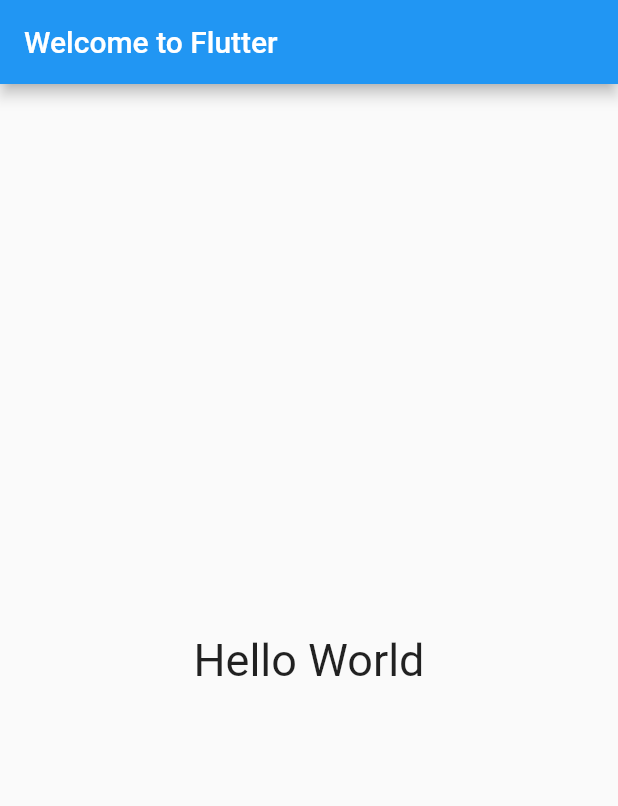
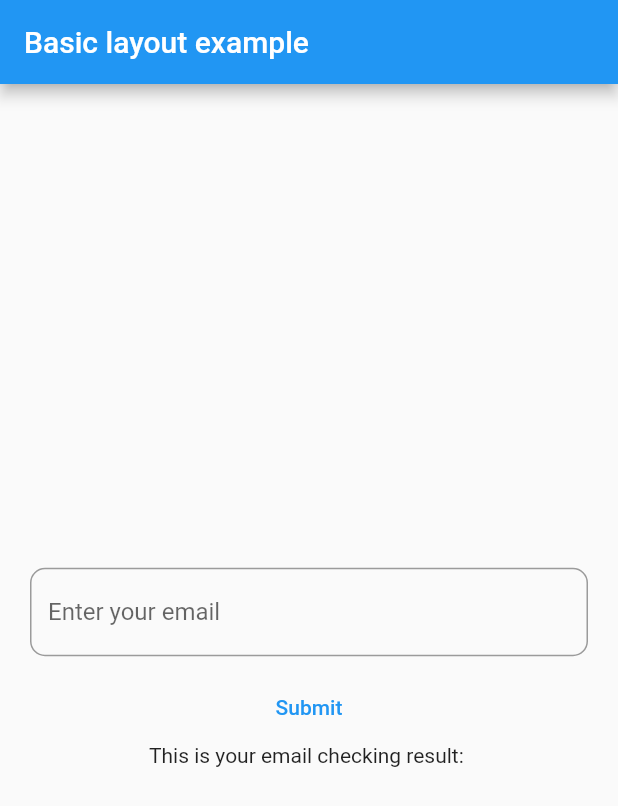
Before and after one commit to dinhKhoi-noob/FlutterTodoAppDemo, a Flutter app: the screen it shows after launch, on a phone screen of 412 x 824 dp. Shown: the top 806 px of the screen. Run offline on Flutter 3.47's test engine with Material 2 defaults, Android fonts, the phone set to English and light mode, and no system bars.

Commit message:
Learning basic Flutter

```diff
--- /dev/null
+++ b/lib/basic_layout_example.dart
@@ -0,0 +1,57 @@
+import 'package:flutter/material.dart';
+
+class BasicLayoutExample extends StatefulWidget {
+  const BasicLayoutExample({Key? key}) : super(key: key);
+  @override
+  State<BasicLayoutExample> createState() {
+    return _BasicLayoutExample();
+  }
+}
+
+class _BasicLayoutExample extends State<BasicLayoutExample> {
+  String email = "";
+  final onChangedEmailField = TextEditingController();
+  @override
+  Widget build(BuildContext context) {
+    return MaterialApp(
+      title: "Welcome to Flutter",
+      home: Scaffold(
+        appBar: AppBar(title: const Text("Basic layout example"),),
+        body: SafeArea(
+          child: Center(
+            child: Column(
+              mainAxisAlignment: MainAxisAlignment.center,
+              children: <Widget>[
+                Container(
+                  padding: const EdgeInsets.symmetric(horizontal: 20, vertical: 10),
+                  child: TextField(
+                    controller: onChangedEmailField,
+                    onChanged: (text) {
+                      // ignore: unused_local_variable
+                      RegExp sampleEmail = RegExp(r'^(([^<>()[\]\\.,;:\s@"]+(\.[^<>()[\]\\.,;:\s@"]+)*)|(".+"))@((\[[0-9]{1,3}\.[0-9]{1,3}\.[0-9]{1,3}\.[0-9]{1,3}\])|(([a-zA-Z\-0-9]+\.)+[a-zA-Z]{2,}))$');
+                      setState(() {
+                        email = sampleEmail.hasMatch(text)?"Yes":"No";
+                      });
+                    },
+                    decoration: const InputDecoration(
+                        border: OutlineInputBorder(
+                            borderRadius: BorderRadius.all(Radius.circular(10))),
+                        labelText: 'Enter your email'
+                    ),
+                  ),
+                ),
+              TextButton(
+                onPressed: (){
+
+                },
+                child: const Text("Submit"),
+              ),
+              // ignore: prefer_const_constructors
+              Text("This is your email checking result: $email"),
+            ]),
+          )
+        )
+      ),
+    );
+  }
+}
--- /dev/null
+++ b/lib/external_library_example.dart
@@ -0,0 +1,53 @@
+import 'package:flutter/material.dart';
+import 'package:intl/intl.dart';
+
+// ignore: use_key_in_widget_constructors
+// ignore: must_be_immutable
+class ExternalLibraryExample extends StatefulWidget {
+  const ExternalLibraryExample({Key? key}) : super(key: key);
+
+  @override
+  // ignore: no_logic_in_create_state
+  State<StatefulWidget> createState() => _ExternalLibraryExample();
+}
+
+class _ExternalLibraryExample extends State<ExternalLibraryExample> {
+  DateTime selectedDate = DateTime.now();
+
+  @override
+  Widget build(BuildContext context) {
+    // ignore: todo
+    // TODO: implement build
+    final ButtonStyle raisedButtonStyled = ElevatedButton.styleFrom(
+      onPrimary: Colors.black87,
+      primary: Colors.grey[300],
+      minimumSize: const Size(88, 36),
+      padding: const EdgeInsets.symmetric(horizontal: 16),
+      shape: const RoundedRectangleBorder(
+        borderRadius: BorderRadius.all(Radius.circular(2)),
+      ),
+    );
+    return MaterialApp(
+        title: "Welcome to Flutter",
+        home: Scaffold(
+            appBar: AppBar(title: const Text("External library example")),
+            body: Center(
+              child: Column(
+                mainAxisAlignment: MainAxisAlignment.center,
+                children: <Widget>[
+                  // ignore: avoid_unnecessary_containers
+                  ElevatedButton(
+                    onPressed: null,
+                    child: const Text("Pick a date"),
+                    style: raisedButtonStyled,
+                  ),
+                  // ignore: prefer_const_constructors
+                  Text(
+                    DateFormat.yMMMd().format(DateTime.now()),
+                    style: const TextStyle(color: Colors.red),
+                  )
+                ],
+              ),
+            )));
+  }
+}
--- a/lib/main.dart
+++ b/lib/main.dart
@@ -1,22 +1,6 @@
 import 'package:flutter/material.dart';
+import './basic_layout_example.dart';
+// import './external_library_example.dart';
+// import './stateful_widget_example.dart';
 
-var content = "Hello Muc";
-void main() => runApp(MyApp());
-
-// ignore: use_key_in_widget_constructors
-class MyApp extends StatelessWidget {
-  @override
-  Widget build(BuildContext context) {
-    return MaterialApp(
-      title: 'Welcome to Flutter',
-      home: Scaffold(
-        appBar: AppBar(
-          title: const Text('Welcome to Flutter'),
-        ),
-        body: const Center(
-          child: Text('Hello World', style: TextStyle(fontSize: 30)),
-        ),
-      ),
-    );
-  }
-}
+void main() => runApp(const BasicLayoutExample());
--- /dev/null
+++ b/lib/stateful_widget_example.dart
@@ -0,0 +1,83 @@
+import 'package:flutter/material.dart';
+
+// ignore: use_key_in_widget_constructors
+// ignore: must_be_immutable
+class StatefulWidgetExample extends StatefulWidget {
+  String? name;
+  String? age;
+  StatefulWidgetExample(Map<dynamic, Object> map,
+      {Key? key, this.name, this.age})
+      : super(key: key);
+  @override
+  State<StatefulWidgetExample> createState() => _StatefulWidgetExample();
+}
+
+class _StatefulWidgetExample extends State<StatefulWidgetExample>
+    with WidgetsBindingObserver {
+  String _email = "";
+  final emailEditingController = TextEditingController();
+  @override
+  void initState() {
+    // ignore: todo
+    // TODO: implement initState
+    super.initState();
+    WidgetsBinding.instance!.addObserver(this);
+    print("Init state");
+  }
+
+  @override
+  void dispose() {
+    // ignore: todo
+    // TODO: implement dispose
+    super.dispose();
+    WidgetsBinding.instance!.removeObserver(this);
+    print("Dispose");
+  }
+
+  @override
+  void didChangeAppLifecycleState(AppLifecycleState state) {
+    // TODO: implement didChangeAppLifecycleState
+    super.didChangeAppLifecycleState(state);
+    if (state == AppLifecycleState.paused) {
+      print("App pausing");
+    } else if (state == AppLifecycleState.resumed) {
+      print("App running");
+    }
+  }
+
+  @override
+  Widget build(BuildContext context) {
+    return MaterialApp(
+      title: 'Welcome to todo app flutter',
+      home: Scaffold(
+        appBar: AppBar(
+          title: const Text('This is the stateful widget title'),
+        ),
+        body: Column(mainAxisAlignment: MainAxisAlignment.center, children: <
+            Widget>[
+          // ignore: avoid_unnecessary_containers
+          Container(
+              padding: const EdgeInsets.symmetric(horizontal: 20, vertical: 10),
+              // ignore: prefer_const_constructors
+              child: TextField(
+                controller: emailEditingController,
+                onChanged: (text) {
+                  setState(() {
+                    _email = text;
+                  });
+                },
+                decoration: const InputDecoration(
+                    border: OutlineInputBorder(
+                        borderRadius: BorderRadius.all(Radius.circular(10))),
+                    labelText: 'Enter your email'),
+              )),
+          Text(
+            'Your email${_email.isEmpty ? "" : " is $_email"}',
+            style: const TextStyle(
+                fontSize: 30, fontWeight: FontWeight.bold, color: Colors.blue),
+          ),
+        ]),
+      ),
+    );
+  }
+}
--- /dev/null
+++ b/lib/stateless_widget_example.dart
@@ -0,0 +1,26 @@
+import 'package:flutter/material.dart';
+
+// ignore: use_key_in_widget_constructors
+// ignore: must_be_immutable
+class StatelessWidgetExample extends StatelessWidget {
+  String? name;
+  int? age;
+  StatelessWidgetExample({Key? key, required this.age, required this.name}) : super(key: key);
+
+  @override
+  Widget build(BuildContext context) {
+    return MaterialApp(
+      title: 'Welcome to Flutter',
+      home: Scaffold(
+          appBar: AppBar(
+            title: const Text("Welcome Khoi to Flutter"),
+          ),
+          body: Center(
+              child: Text("Hello $name",
+                  style: const TextStyle(
+                      fontSize: 30,
+                      color: Colors.red,
+                      fontWeight: FontWeight.bold)))),
+    );
+  }
+}
--- a/pubspec.yaml
+++ b/pubspec.yaml
@@ -34,6 +34,7 @@ dependencies:
   # The following adds the Cupertino Icons font to your application.
   # Use with the CupertinoIcons class for iOS style icons.
   cupertino_icons: ^1.0.2
+  intl: ^0.17.0
 
 dev_dependencies:
   flutter_test:
```
Also changed, not shown: lib/models/task.dart (added, +7 -0 lines), lib/models/todo.dart (added, +13 -0 lines), pubspec.lock.
